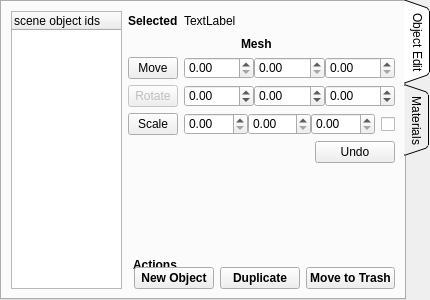
Above: bin/pymodules/objectedit/editobject.ui from realXtend/tundra before the change. Below: the same form after it.
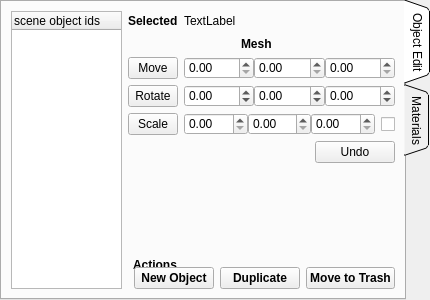
That is the form after the change.

Commit message: rotation widget for object editing, initial code for rotating an entity with the widget (WIP)

The edit to the form file:
```diff
--- a/bin/pymodules/objectedit/editobject.ui
+++ b/bin/pymodules/objectedit/editobject.ui
@@ -254,7 +254,7 @@
              <item>
               <widget class="QToolButton" name="rotate_button">
                <property name="enabled">
-                <bool>false</bool>
+                <bool>true</bool>
                </property>
                <property name="minimumSize">
                 <size>
```
The commit also changes 5 other files.
